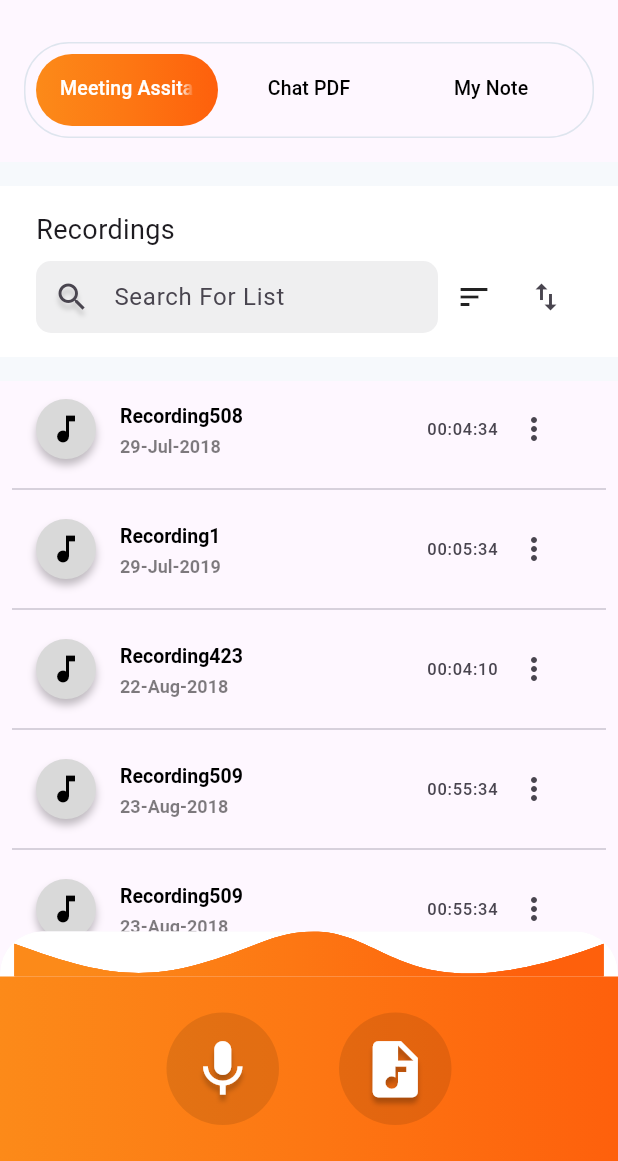
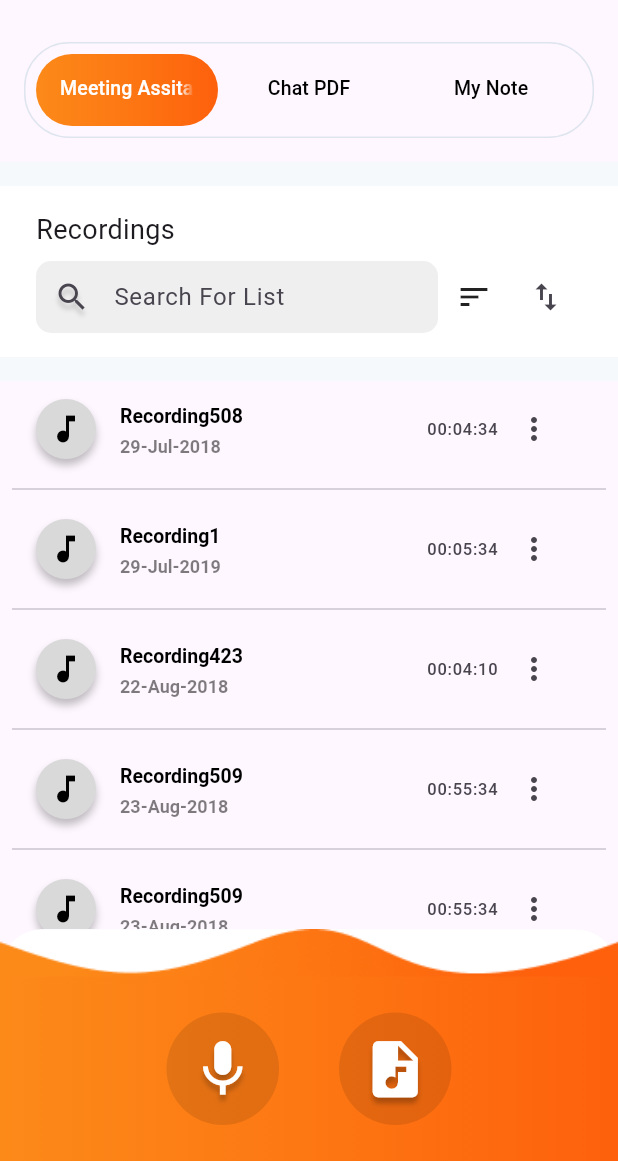
Before and after one commit to DeveloperSohaibNisar/Fyp, a Flutter app: the screen it shows after launch, on a phone screen of 412 x 824 dp, the part 75-1236 px from its top. Run offline on Flutter 3.47's test engine with Material 3 defaults, Android fonts, the phone set to English and light mode, and no system bars; drawn by our look-alikes of simple_gradient_text; our stand-ins replace file_picker, permission_handler; missing offline and left inert: record; generated files the repository leaves out were written again.

Commit message:
worked on bottom sheet  design

```diff
--- a/lib/screeens/home/home_view.dart
+++ b/lib/screeens/home/home_view.dart
@@ -1,5 +1,4 @@
 import 'package:flutter/material.dart';
-import 'package:flutter_svg/svg.dart';
 import 'package:fyp_application/screeens/home/tabpages/notes/note_view.dart';
 import 'package:fyp_application/screeens/home/tabpages/pdf/pdf_view.dart';
 import 'package:fyp_application/screeens/home/tabpages/recordings/recordings_view.dart';
@@ -144,8 +143,10 @@ class _HomeViewState extends State<HomeView> {
             return Column(
               mainAxisSize: MainAxisSize.min,
               children: [
-                SvgPicture.asset(
-                  'assets/images/vector1.svg',
+                const Image(
+                  image: AssetImage('assets/images/bottomwave.png'),
+                  width: double.infinity,
+                  fit: BoxFit.fitWidth,
                 ),
                 Container(
                   width: double.infinity,
@@ -160,8 +161,9 @@ class _HomeViewState extends State<HomeView> {
                     ),
                   ),
                   child: AnimatedSwitcher(
-                      duration: const Duration(seconds: 1),
-                      child: _bottomSheetButton),
+                    duration: const Duration(seconds: 1),
+                    child: _bottomSheetButton,
+                  ),
                 ),
               ],
             );
--- a/pubspec.yaml
+++ b/pubspec.yaml
@@ -10,16 +10,13 @@ environment:
   sdk: '>=3.2.6 <4.0.0'
 
 dependencies:
-  audio_waveforms: ^1.0.5
   file_picker: ^8.0.2
   flutter:
     sdk: flutter
   flutter_localization: ^0.2.0
   flutter_localizations:
     sdk: flutter
-  flutter_svg: ^2.0.10+1
   intl: ^0.18.1
-  path_provider: ^2.1.3
   permission_handler: ^11.3.1
   provider: ^6.1.2
   record: ^5.0.5
```
Also changed, not shown: assets/images/bottomwave.png (added), assets/images/vector1.svg (deleted), assets/images/wave.svg (deleted), pubspec.lock, 1 other file.
